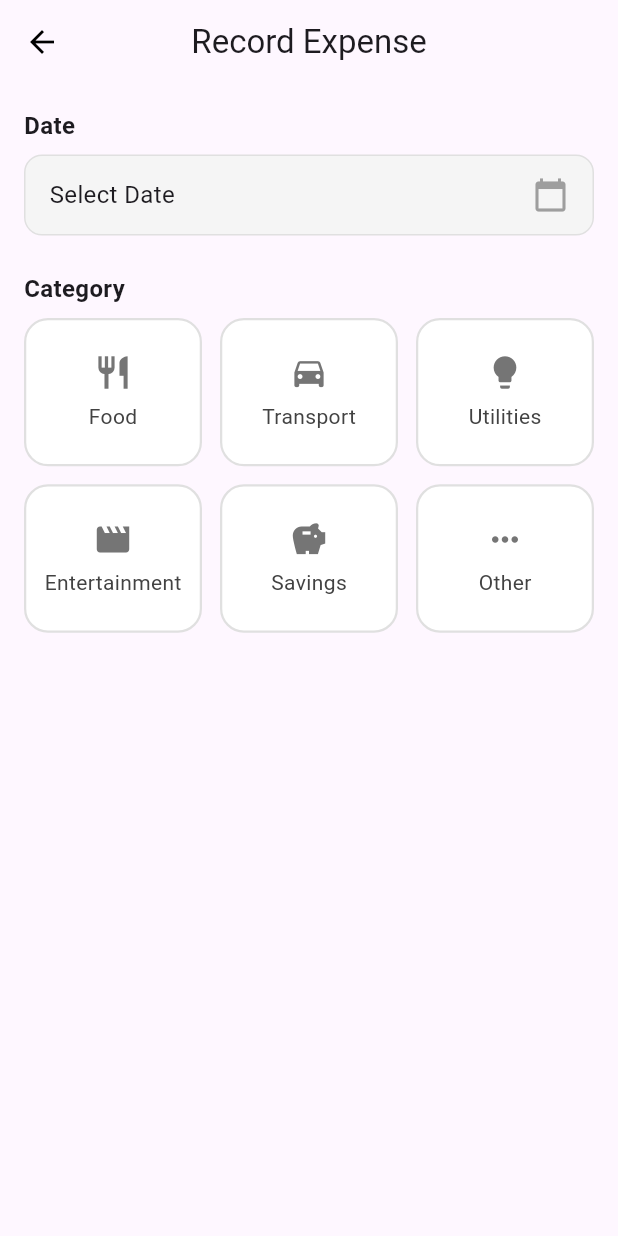
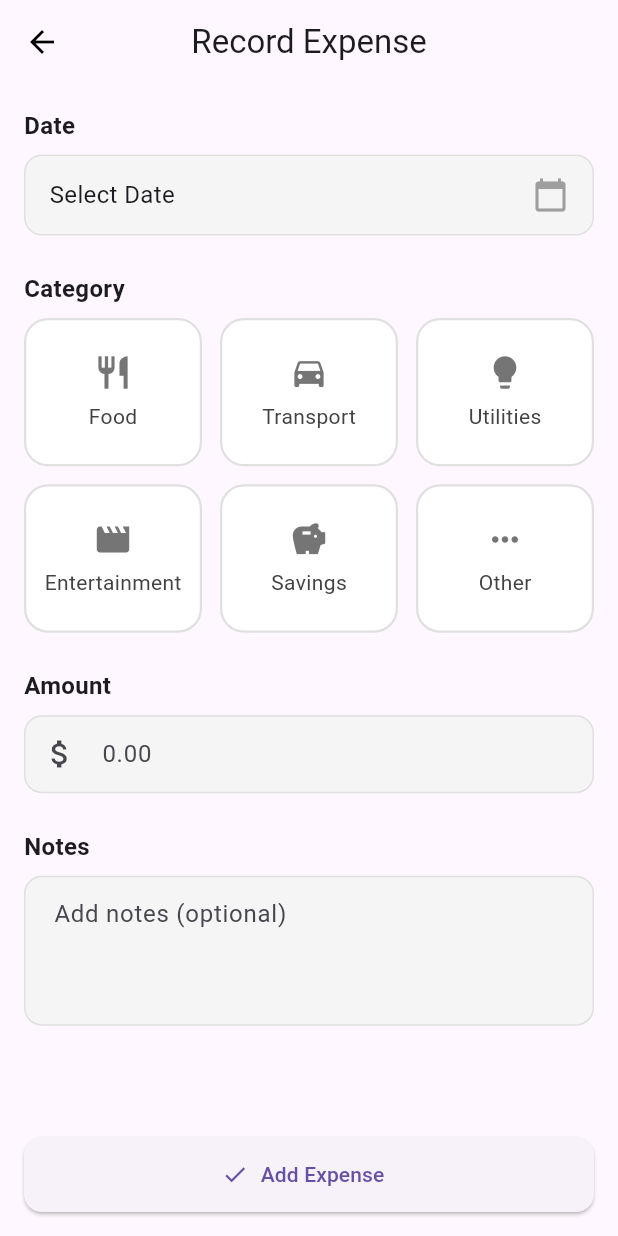
Before and after one commit to nooele2/BudgetBear, a Flutter app: the RecordPage screen opened directly, on a phone screen of 412 x 824 dp. Run offline on Flutter 3.47's test engine with Material 3 defaults, Android fonts, the phone set to English and light mode, and no system bars; our stand-ins replace cloud_firestore, firebase_auth, firebase_core, google_fonts; accounts and stored records are empty.

Commit message:
record_page done (to add "Add Expense" logic after homepage is available)

```diff
--- a/lib/pages/record_page.dart
+++ b/lib/pages/record_page.dart
@@ -5,6 +5,7 @@ import 'package:budget_bear/auth/auth_page.dart';
 import 'package:budget_bear/auth/auth_page.dart';
 import 'package:firebase_core/firebase_core.dart';
 import 'package:budget_bear/firebase_options.dart';
+import 'package:budget_bear/pages/home_page.dart';
 
 class RecordPage extends StatefulWidget {
   const RecordPage({super.key});
@@ -16,6 +17,8 @@ class RecordPage extends StatefulWidget {
 class _RecordPageState extends State<RecordPage> {
   DateTime? _selectedDate;
   String? _selectedCategory;
+  int? _spentAmount;
+  String? _notes;
 
   final List<Map<String, dynamic>> _categories = [
     {'icon': Icons.restaurant, 'label': 'Food'},
@@ -38,11 +41,33 @@ class _RecordPageState extends State<RecordPage> {
     }
   }
 
+  InputDecoration _inputDecoration(String hintText, {Widget? prefixIcon}) {
+    return InputDecoration(
+      hintText: hintText,
+      prefixIcon: prefixIcon,
+      border: OutlineInputBorder(
+        borderRadius: BorderRadius.circular(12),
+        borderSide: BorderSide(color: Colors.grey.shade300),
+      ),
+      enabledBorder: OutlineInputBorder(
+        borderRadius: BorderRadius.circular(12),
+        borderSide: BorderSide(color: Colors.grey.shade300),
+      ),
+      focusedBorder: OutlineInputBorder(
+        borderRadius: BorderRadius.circular(12),
+        borderSide: const BorderSide(color: Colors.blue),
+      ),
+      filled: true,
+      fillColor: Colors.grey[100],
+      contentPadding: const EdgeInsets.symmetric(horizontal: 16, vertical: 14),
+    );
+  }
+
   @override
   Widget build(BuildContext context) {
     return Scaffold(
       appBar: AppBar(
-        leading: BackButton(color: Colors.black),
+        leading: const BackButton(color: Colors.black),
         title: const Text('Record Expense'),
         centerTitle: true,
       ),
@@ -52,16 +77,15 @@ class _RecordPageState extends State<RecordPage> {
           child: Column(
             crossAxisAlignment: CrossAxisAlignment.start,
             children: [
-              // 🗓 Date Picker Section
-              const Text(
-                'Date',
-                style: TextStyle(fontSize: 16, fontWeight: FontWeight.w600),
-              ),
+              //date section
+              const Text('Date',
+                  style: TextStyle(fontSize: 16, fontWeight: FontWeight.w600)),
               const SizedBox(height: 8),
               GestureDetector(
                 onTap: _pickDate,
                 child: Container(
-                  padding: const EdgeInsets.symmetric(horizontal: 16, vertical: 14),
+                  padding:
+                      const EdgeInsets.symmetric(horizontal: 16, vertical: 14),
                   decoration: BoxDecoration(
                     color: Colors.grey[100],
                     borderRadius: BorderRadius.circular(12),
@@ -73,7 +97,8 @@ class _RecordPageState extends State<RecordPage> {
                       Text(
                         _selectedDate == null
                             ? 'Select Date'
-                            : DateFormat('dd MMM yyyy').format(_selectedDate!),
+                            : DateFormat('dd MMM yyyy')
+                                .format(_selectedDate!),
                         style: const TextStyle(fontSize: 16),
                       ),
                       const Icon(Icons.calendar_today, color: Colors.grey),
@@ -83,17 +108,16 @@ class _RecordPageState extends State<RecordPage> {
               ),
               const SizedBox(height: 24),
 
-              // 🏷 Category Section
-              const Text(
-                'Category',
-                style: TextStyle(fontSize: 16, fontWeight: FontWeight.w600),
-              ),
+              //category section
+              const Text('Category',
+                  style: TextStyle(fontSize: 16, fontWeight: FontWeight.w600)),
               const SizedBox(height: 8),
               GridView.builder(
                 shrinkWrap: true,
                 physics: const NeverScrollableScrollPhysics(),
                 itemCount: _categories.length,
-                gridDelegate: const SliverGridDelegateWithFixedCrossAxisCount(
+                gridDelegate:
+                    const SliverGridDelegateWithFixedCrossAxisCount(
                   crossAxisCount: 3,
                   mainAxisSpacing: 12,
                   crossAxisSpacing: 12,
@@ -103,11 +127,8 @@ class _RecordPageState extends State<RecordPage> {
                   final category = _categories[index];
                   final isSelected = _selectedCategory == category['label'];
                   return GestureDetector(
-                    onTap: () {
-                      setState(() {
-                        _selectedCategory = category['label'];
-                      });
-                    },
+                    onTap: () =>
+                        setState(() => _selectedCategory = category['label']),
                     child: Container(
                       decoration: BoxDecoration(
                         color: isSelected ? Colors.blue[50] : Colors.white,
@@ -123,16 +144,19 @@ class _RecordPageState extends State<RecordPage> {
                         mainAxisAlignment: MainAxisAlignment.center,
                         children: [
                           Icon(category['icon'],
-                              color: isSelected ? Colors.blue : Colors.grey[600],
+                              color:
+                                  isSelected ? Colors.blue : Colors.grey[600],
                               size: 26),
                           const SizedBox(height: 6),
                           Text(
                             category['label'],
                             style: TextStyle(
-                              color:
-                                  isSelected ? Colors.blue : Colors.grey[800],
-                              fontWeight:
-                                  isSelected ? FontWeight.w600 : FontWeight.w400,
+                              color: isSelected
+                                  ? Colors.blue
+                                  : Colors.grey[800],
+                              fontWeight: isSelected
+                                  ? FontWeight.w600
+                                  : FontWeight.w400,
                             ),
                           ),
                         ],
@@ -141,7 +165,78 @@ class _RecordPageState extends State<RecordPage> {
                   );
                 },
               ),
+              const SizedBox(height: 24),
+
+              //amount section
+              const Text('Amount',
+                  style: TextStyle(fontSize: 16, fontWeight: FontWeight.w600)),
+              const SizedBox(height: 8),
+              TextField(
+                keyboardType: TextInputType.number,
+                decoration: _inputDecoration('0.00',
+                    prefixIcon: const Icon(Icons.attach_money)),
+                onChanged: (value) =>
+                    setState(() => _spentAmount = int.tryParse(value)),
+              ),
+              const SizedBox(height: 24),
+
+              //notes section
+              const Text('Notes',
+                  style: TextStyle(fontSize: 16, fontWeight: FontWeight.w600)),
+              const SizedBox(height: 8),
+              TextField(
+                maxLines: 3,
+                decoration: _inputDecoration('Add notes (optional)'),
+                onChanged: (value) => setState(() => _notes = value),
+              ),
+              const SizedBox(height: 100),
             ],
+          ),
+        ),
+      ),
+
+      //add button section
+      bottomNavigationBar: Padding(
+        padding: const EdgeInsets.all(16),
+        child: SizedBox(
+          width: double.infinity,
+          height: 50,
+          child: ElevatedButton.icon(
+            //add logic
+            onPressed: () {
+              if (_selectedDate == null || _selectedCategory == null || _spentAmount == null) {
+                ScaffoldMessenger.of(context).showSnackBar(
+                  const SnackBar(content: Text('Please fill all required fields')),
+                );
+                return;
+              }
+
+              /*
+              //a map of the expense info
+              final expenseData = {
+                'date': DateFormat('dd MMM yyyy').format(_selectedDate!),
+                'category': _selectedCategory!,
+                'amount': _spentAmount!,
+                'notes': _notes ?? '',
+              };
+
+              //navigate to home page and pass data....看homepage改
+              Navigator.push(
+                context,
+                MaterialPageRoute(
+                  builder: (context) => HomePage(expenseData: expenseData),
+                ),
+              );
+            */
+
+            },
+            icon: const Icon(Icons.check),
+            label: const Text('Add Expense'),
+            style: ElevatedButton.styleFrom(
+              shape: RoundedRectangleBorder(
+                borderRadius: BorderRadius.circular(12),
+              ),
+            ),
           ),
         ),
       ),
```
